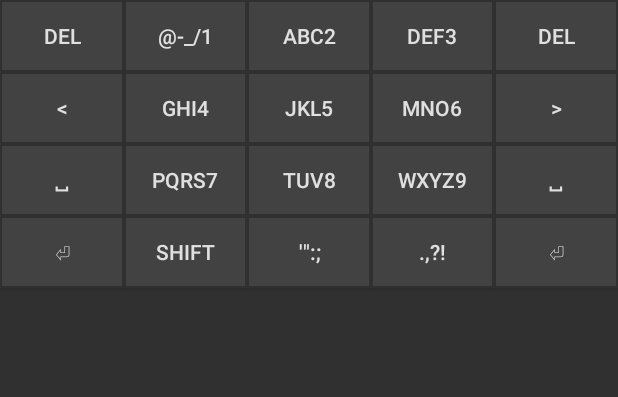
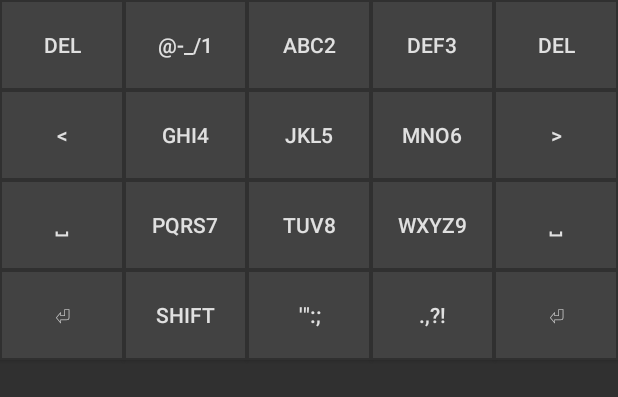
Before and after one commit to Chris234k/12-keys, an Android app: the layout keyboard_layout.xml on its own in the app's theme, with its tools: preview values and no code run, on a phone screen of 412 x 824 dp. Shown: the top 397 px of the screen. Run offline under Robolectric (Android 15) with nearby library versions, the phone set to English and light mode, and no system bars.

Commit message:
Key height driven by attributes. Will move this to settings later

```diff
--- a/app/src/main/res/layout/keyboard_layout.xml
+++ b/app/src/main/res/layout/keyboard_layout.xml
@@ -8,11 +8,12 @@
     android:visibility="visible">
 
     <androidx.constraintlayout.helper.widget.Flow
-        android:id="@+id/one"
+        android:id="@+id/row_one"
         android:layout_width="0dp"
-        android:layout_height="wrap_content"
+        android:layout_height="@dimen/key_height"
         app:constraint_referenced_ids="key4,key,key2,key3,key8"
         app:flow_horizontalStyle="packed"
+        app:flow_verticalStyle="spread_inside"
         app:layout_constraintEnd_toEndOf="parent"
         app:layout_constraintStart_toStartOf="parent"
         app:layout_constraintTop_toTopOf="parent" />
@@ -20,7 +21,7 @@
     <com.chris234k.keys12.Key
         android:id="@+id/key"
         android:layout_width="0dp"
-        android:layout_height="wrap_content"
+        android:layout_height="0dp"
         android:background="@drawable/key_default"
         android:text="\@-_/1"
         android:textColor="@color/light_font"
@@ -29,12 +30,13 @@
         app:right="/"
         app:tap="\@"
         app:up="_"
-        tools:layout_editor_absoluteX="88dp" />
+        tools:layout_editor_absoluteX="88dp"
+        tools:layout_editor_absoluteY="26dp" />
 
     <com.chris234k.keys12.Key
         android:id="@+id/key2"
         android:layout_width="0dp"
-        android:layout_height="wrap_content"
+        android:layout_height="0dp"
         android:background="@drawable/key_default"
         android:text="ABC2"
         android:textColor="@color/light_font"
@@ -42,23 +44,25 @@
         app:left="b"
         app:tap="a"
         app:up="c"
-        tools:layout_editor_absoluteX="176dp" />
+        tools:layout_editor_absoluteX="176dp"
+        tools:layout_editor_absoluteY="26dp" />
 
     <com.chris234k.keys12.Key
         android:id="@+id/key4"
         android:layout_width="0dp"
-        android:layout_height="wrap_content"
+        android:layout_height="0dp"
         android:background="@drawable/key_default"
         android:text="DEL"
         android:textColor="@color/light_font"
         app:special="true"
         app:tap="delete"
-        tools:layout_editor_absoluteX="352dp" />
+        tools:layout_editor_absoluteX="352dp"
+        tools:layout_editor_absoluteY="26dp" />
 
     <com.chris234k.keys12.Key
         android:id="@+id/key3"
         android:layout_width="0dp"
-        android:layout_height="wrap_content"
+        android:layout_height="0dp"
         android:background="@drawable/key_default"
         android:text="DEF3"
         android:textColor="@color/light_font"
@@ -66,33 +70,36 @@
         app:left="e"
         app:tap="d"
         app:up="f"
-        tools:layout_editor_absoluteX="264dp" />
+        tools:layout_editor_absoluteX="264dp"
+        tools:layout_editor_absoluteY="26dp" />
 
     <com.chris234k.keys12.Key
         android:id="@+id/key8"
         android:layout_width="0dp"
-        android:layout_height="wrap_content"
+        android:layout_height="0dp"
         android:background="@drawable/key_default"
         android:text="DEL"
         android:textColor="@color/light_font"
         app:special="true"
         app:tap="delete"
-        tools:layout_editor_absoluteX="74dp" />
+        tools:layout_editor_absoluteX="74dp"
+        tools:layout_editor_absoluteY="26dp" />
 
     <androidx.constraintlayout.helper.widget.Flow
-        android:id="@+id/two"
+        android:id="@+id/row_two"
         android:layout_width="0dp"
-        android:layout_height="wrap_content"
+        android:layout_height="@dimen/key_height"
         app:constraint_referenced_ids="key15,key5,key6,key7,key16"
+        app:flow_verticalStyle="spread_inside"
         app:layout_constraintEnd_toEndOf="parent"
         app:layout_constraintHorizontal_bias="0.0"
         app:layout_constraintStart_toStartOf="parent"
-        app:layout_constraintTop_toBottomOf="@+id/one" />
+        app:layout_constraintTop_toBottomOf="@+id/row_one" />
 
     <com.chris234k.keys12.Key
         android:id="@+id/key15"
         android:layout_width="0dp"
-        android:layout_height="wrap_content"
+        android:layout_height="0dp"
         android:background="@drawable/key_default"
         android:text="&lt;"
         android:textColor="@color/light_font"
@@ -104,7 +111,7 @@
     <com.chris234k.keys12.Key
         android:id="@+id/key5"
         android:layout_width="0dp"
-        android:layout_height="wrap_content"
+        android:layout_height="0dp"
         android:background="@drawable/key_default"
         android:text="GHI4"
         android:textColor="@color/light_font"
@@ -118,7 +125,7 @@
     <com.chris234k.keys12.Key
         android:id="@+id/key6"
         android:layout_width="0dp"
-        android:layout_height="wrap_content"
+        android:layout_height="0dp"
         android:background="@drawable/key_default"
         android:text="JKL5"
         android:textColor="@color/light_font"
@@ -132,7 +139,7 @@
     <com.chris234k.keys12.Key
         android:id="@+id/key7"
         android:layout_width="0dp"
-        android:layout_height="wrap_content"
+        android:layout_height="0dp"
         android:background="@drawable/key_default"
         android:text="MNO6"
         android:textColor="@color/light_font"
@@ -146,7 +153,7 @@
     <com.chris234k.keys12.Key
         android:id="@+id/key16"
         android:layout_width="0dp"
-        android:layout_height="wrap_content"
+        android:layout_height="0dp"
         android:background="@drawable/key_default"
         android:text="&gt;"
         android:textColor="@color/light_font"
@@ -156,18 +163,19 @@
         tools:layout_editor_absoluteY="48dp" />
 
     <androidx.constraintlayout.helper.widget.Flow
-        android:id="@+id/three"
+        android:id="@+id/row_three"
         android:layout_width="0dp"
-        android:layout_height="wrap_content"
+        android:layout_height="@dimen/key_height"
         app:constraint_referenced_ids="key18,key9,key10,key11,key17"
+        app:flow_verticalStyle="spread_inside"
         app:layout_constraintEnd_toEndOf="parent"
         app:layout_constraintStart_toStartOf="parent"
-        app:layout_constraintTop_toBottomOf="@+id/two" />
+        app:layout_constraintTop_toBottomOf="@+id/row_two" />
 
     <com.chris234k.keys12.Key
         android:id="@+id/key18"
         android:layout_width="0dp"
-        android:layout_height="wrap_content"
+        android:layout_height="0dp"
         android:background="@drawable/key_default"
         android:text="␣"
         android:textColor="@color/light_font"
@@ -179,7 +187,6 @@
     <com.chris234k.keys12.Key
         android:id="@+id/key9"
         android:layout_width="0dp"
-        android:layout_height="wrap_content"
         android:background="@drawable/key_default"
         android:text="PQRS7"
         android:textColor="@color/light_font"
@@ -189,12 +196,13 @@
         app:tap="p"
         app:up="r"
         tools:layout_editor_absoluteX="74dp"
-        tools:layout_editor_absoluteY="345dp" />
+        tools:layout_editor_absoluteY="345dp"
+        android:layout_height="0dp" />
 
     <com.chris234k.keys12.Key
         android:id="@+id/key10"
         android:layout_width="0dp"
-        android:layout_height="wrap_content"
+        android:layout_height="0dp"
         android:background="@drawable/key_default"
         android:text="TUV8"
         android:textColor="@color/light_font"
@@ -208,7 +216,7 @@
     <com.chris234k.keys12.Key
         android:id="@+id/key11"
         android:layout_width="0dp"
-        android:layout_height="wrap_content"
+        android:layout_height="0dp"
         android:background="@drawable/key_default"
         android:text="WXYZ9"
         android:textColor="@color/light_font"
@@ -223,7 +231,7 @@
     <com.chris234k.keys12.Key
         android:id="@+id/key17"
         android:layout_width="0dp"
-        android:layout_height="wrap_content"
+        android:layout_height="0dp"
         android:background="@drawable/key_default"
         android:text="␣"
         android:textColor="@color/light_font"
@@ -233,18 +241,19 @@
         tools:layout_editor_absoluteY="345dp" />
 
     <androidx.constraintlayout.helper.widget.Flow
-        android:id="@+id/four"
+        android:id="@+id/row_four"
         android:layout_width="0dp"
-        android:layout_height="wrap_content"
+        android:layout_height="@dimen/key_height"
         app:constraint_referenced_ids="key20,key12,key13,key14,key19"
+        app:flow_verticalStyle="spread_inside"
         app:layout_constraintEnd_toEndOf="parent"
         app:layout_constraintStart_toStartOf="parent"
-        app:layout_constraintTop_toBottomOf="@+id/three" />
+        app:layout_constraintTop_toBottomOf="@+id/row_three" />
 
     <com.chris234k.keys12.Key
         android:id="@+id/key20"
         android:layout_width="0dp"
-        android:layout_height="wrap_content"
+        android:layout_height="0dp"
         android:background="@drawable/key_default"
         android:text="⏎"
         android:textColor="@color/light_font"
@@ -256,7 +265,7 @@
     <com.chris234k.keys12.Key
         android:id="@+id/key12"
         android:layout_width="0dp"
-        android:layout_height="wrap_content"
+        android:layout_height="0dp"
         android:background="@drawable/key_default"
         android:text="shift"
         android:textColor="@color/light_font"
@@ -268,7 +277,7 @@
     <com.chris234k.keys12.Key
         android:id="@+id/key13"
         android:layout_width="0dp"
-        android:layout_height="wrap_content"
+        android:layout_height="0dp"
         android:background="@drawable/key_default"
         android:text="'&quot;:;"
         android:textColor="@color/light_font"
@@ -282,7 +291,7 @@
     <com.chris234k.keys12.Key
         android:id="@+id/key14"
         android:layout_width="0dp"
-        android:layout_height="wrap_content"
+        android:layout_height="0dp"
         android:background="@drawable/key_default"
         android:text=".,?!"
         android:textColor="@color/light_font"
@@ -296,7 +305,7 @@
     <com.chris234k.keys12.Key
         android:id="@+id/key19"
         android:layout_width="0dp"
-        android:layout_height="wrap_content"
+        android:layout_height="0dp"
         android:background="@drawable/key_default"
         android:text="⏎"
         android:textColor="@color/light_font"
--- a/app/src/main/res/values/attrs_key.xml
+++ b/app/src/main/res/values/attrs_key.xml
@@ -17,4 +17,6 @@
     <dimen name="key_radius">0dp</dimen>
     <dimen name="key_stroke_width">1dp</dimen>
     <color name="key_stroke_color">@color/dark_1</color>
+
+    <dimen name="key_height">60dp</dimen>
 </resources>
```
